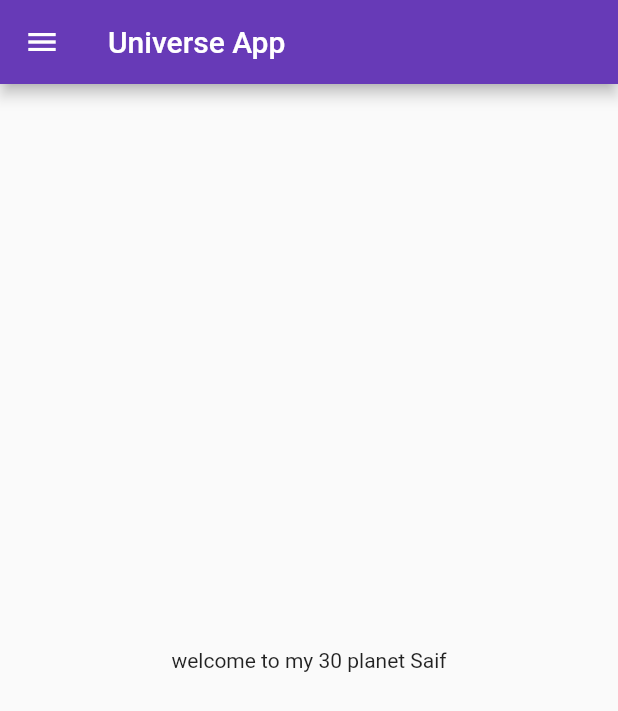
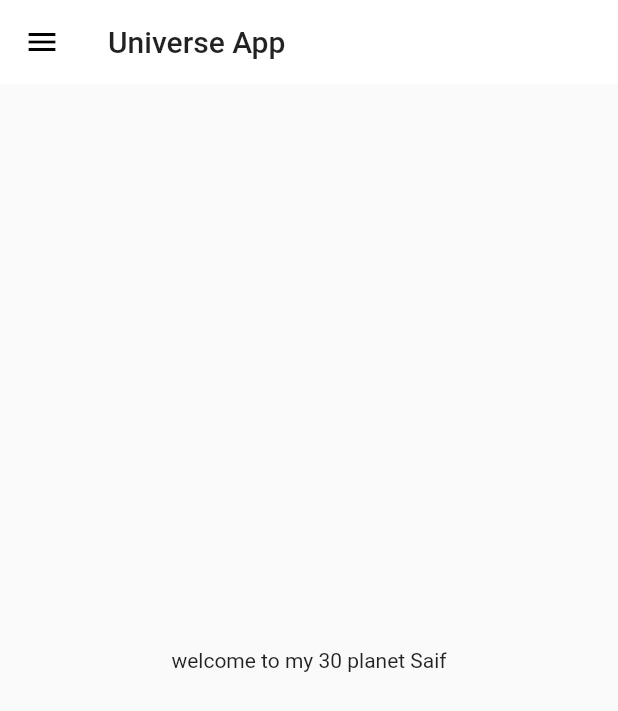
Before and after one commit to saif-crackdn/30DaysOfFlutter, a Flutter app: the screen it shows after launch, on a phone screen of 412 x 824 dp. Shown: the top 711 px of the screen. Run offline on Flutter 3.47's test engine with Material 2 defaults, Android fonts, the phone set to English and light mode, and no system bars.

Commit message:
themes extracted

```diff
--- a/lib/main.dart
+++ b/lib/main.dart
@@ -2,6 +2,7 @@ import 'package:flutter/material.dart';
 import 'package:flutter_catalog/pages/home_page.dart';
 import 'package:flutter_catalog/pages/login_page.dart';
 import 'package:flutter_catalog/utils/routes.dart';
+import 'package:flutter_catalog/widgets/themes.dart';
 
 void main() {
   runApp(MyApp());
@@ -13,8 +14,8 @@ class MyApp extends StatelessWidget {
   Widget build(BuildContext context) {
     return MaterialApp(
       themeMode: ThemeMode.light,
-      theme: ThemeData(primarySwatch: Colors.deepPurple),
-      darkTheme: ThemeData(brightness: Brightness.dark),
+      theme:MyTheme.lightTheme(context) ,
+       darkTheme: MyTheme.darkTheme(context),
       debugShowCheckedModeBanner: false,
       initialRoute: MyRoutes.homeRoute,
       routes: {
--- a/lib/pages/home_page.dart
+++ b/lib/pages/home_page.dart
@@ -9,7 +9,14 @@ class HomePage extends StatelessWidget {
     return Scaffold(
       appBar: AppBar(
         //app Bar is the broad line on the top of the page.
-        title: Text("Universe App"),
+        //backgroundColor: Colors.white,
+        //elevaion is used to remove shadow.
+        //elevation: 0.0,
+        //iconTheme: IconThemeData(color: Colors.black),
+        title: Text(
+          "Universe App",
+          //style: TextStyle(color: Colors.black),
+        ),
       ),
       body: Center(
         child: Container(
--- /dev/null
+++ b/lib/widgets/themes.dart
@@ -0,0 +1,13 @@
+import 'package:flutter/material.dart';
+
+class MyTheme {
+  static ThemeData lightTheme(BuildContext context) => ThemeData(
+      primarySwatch: Colors.deepPurple,
+      appBarTheme: AppBarTheme(
+          color: Colors.white,
+          elevation: 0.0,
+          iconTheme: IconThemeData(color: Colors.black),
+          textTheme: Theme.of(context).textTheme));
+  static ThemeData darkTheme(BuildContext context) =>
+      ThemeData(brightness: Brightness.dark);
+}
```
